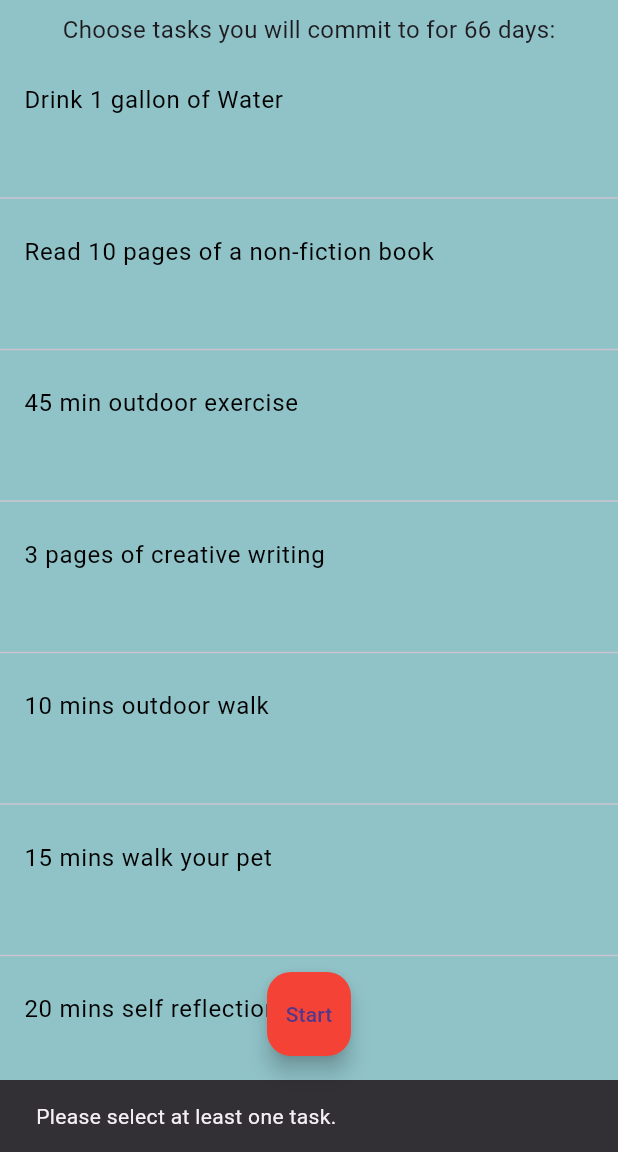
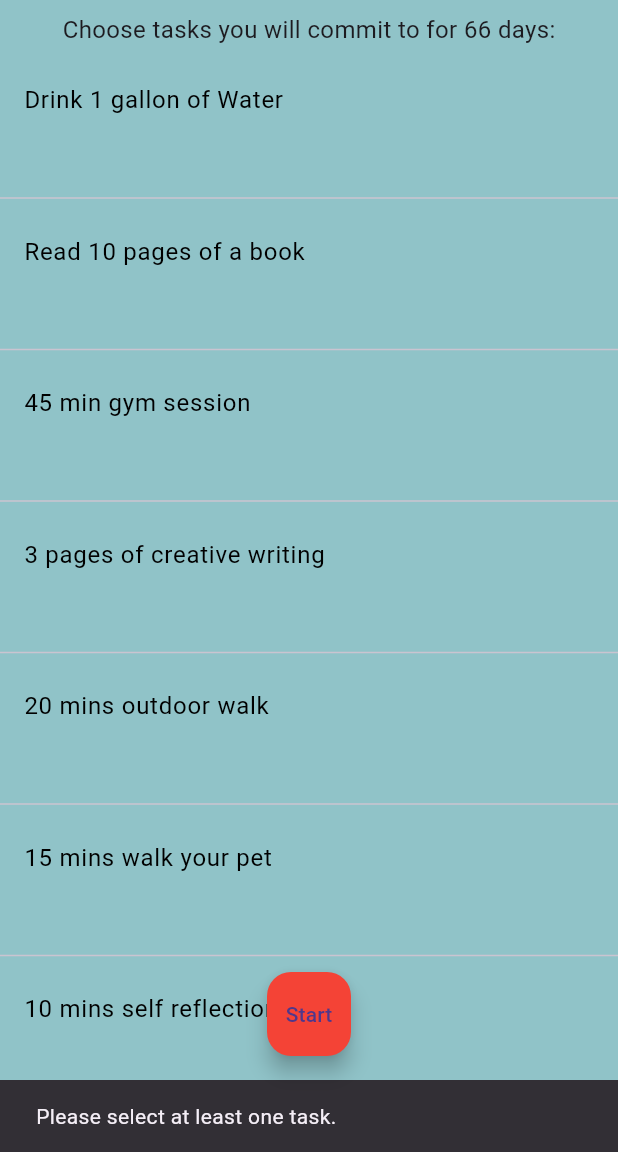
Before and after one commit to AugustanaCSC490Spring2024/Osprey, a Flutter app: the EditNewUserPage screen opened directly, after a tap on "Start", on a phone screen of 412 x 824 dp, the part 84-1236 px from its top. Run offline on Flutter 3.47's test engine with Material 3 defaults, Android fonts, the phone set to English and light mode, and no system bars; our stand-ins replace cloud_firestore, firebase_auth, firebase_core, table_calendar; accounts and stored records are empty.

```diff
--- a/transform66/lib/pages/edit_new_user_page.dart
+++ b/transform66/lib/pages/edit_new_user_page.dart
@@ -4,8 +4,24 @@ import 'package:flutter/material.dart';
 import 'package:transform66/firestore_actions/tasks_firestore.dart';
 import 'package:transform66/pages/page_view.dart';
 
-class EditNewUserPage extends StatelessWidget {
-  const EditNewUserPage({Key? key}) : super(key: key);
+class EditNewUserPage extends StatefulWidget {
+  const EditNewUserPage({super.key});
+
+  @override
+  _EditNewUserPageState createState() => _EditNewUserPageState();
+}
+
+class _EditNewUserPageState extends State<EditNewUserPage> {
+  List<String> selectedTasks = [];
+  List<String> tasks = [
+    'Drink 1 gallon of Water',
+    'Read 10 pages of a book',
+    '45 min gym session',
+    '3 pages of creative writing',
+    '20 mins outdoor walk',
+    '15 mins walk your pet',
+    '10 mins self reflection',
+  ];
 
   @override
   Widget build(BuildContext context) {
@@ -13,12 +29,9 @@ class EditNewUserPage extends StatelessWidget {
       appBar: AppBar(
         title: const Text(
           'Transform66',
-          style: TextStyle(
-            color: Colors.black,
-            fontSize: 24
-          ),
+          style: TextStyle(color: Colors.black, fontSize: 24),
         ),
-        backgroundColor: Colors.teal
+        backgroundColor: Colors.teal,
       ),
       body: Column(
         crossAxisAlignment: CrossAxisAlignment.start,
@@ -28,42 +41,23 @@ class EditNewUserPage extends StatelessWidget {
               padding: EdgeInsets.all(8.0),
               child: Text(
                 'Choose tasks you will commit to for 66 days:',
-                style: TextStyle(
-                  fontSize: 16,
-                ),
+                style: TextStyle(fontSize: 16),
               ),
             ),
           ),
-          const Expanded(
+          Expanded(
             child: Scrollbar(
               child: SingleChildScrollView(
                 child: SizedBox(
                   width: 950,
                   child: Column(
                     mainAxisAlignment: MainAxisAlignment.center,
-                    children: [
-                      TaskWidget(
-                        taskName: 'Drink 1 gallon of Water',
-                      ),
-                      TaskWidget(
-                        taskName: 'Read 10 pages of a non-fiction book',
-                      ),
-                      TaskWidget(
-                        taskName: '45 min outdoor exercise',
-                      ),
-                      TaskWidget(
-                        taskName: '3 pages of creative writing',
-                      ),
-                      TaskWidget(
-                        taskName: '10 mins outdoor walk',
-                      ),
-                      TaskWidget(
-                        taskName: '15 mins walk your pet',
-                      ),
-                      TaskWidget(
-                        taskName: '20 mins self reflection',
-                      ),
-                    ],
+                    children: tasks
+                        .map((taskName) => TaskWidget(
+                              taskName: taskName,
+                              onSelectionChanged: _onSelectionChanged,
+                            ))
+                        .toList(),
                   ),
                 ),
               ),
@@ -75,9 +69,7 @@ class EditNewUserPage extends StatelessWidget {
               onPressed: () => _showAddTaskDialog(context),
               style: ButtonStyle(
                 textStyle: MaterialStateProperty.all(
-                  const TextStyle(
-                    fontSize: 10,
-                  ),
+                  const TextStyle(fontSize: 10),
                 ),
               ),
               child: const Text(
@@ -93,7 +85,7 @@ class EditNewUserPage extends StatelessWidget {
       ),
       floatingActionButton: FloatingActionButton(
         onPressed: () async {
-          if (TaskWidget.selectedTasks.isEmpty) {
+          if (selectedTasks.isEmpty) {
             // Show error message
             ScaffoldMessenger.of(context).showSnackBar(
               const SnackBar(
@@ -105,7 +97,7 @@ class EditNewUserPage extends StatelessWidget {
             Navigator.pushReplacement(
               context,
               MaterialPageRoute(
-                builder: (context) => PageViewHelper(),
+                builder: (context) => const PageViewHelper(),
               ),
             );
           }
@@ -142,10 +134,11 @@ class EditNewUserPage extends StatelessWidget {
             ),
             TextButton(
               onPressed: () {
-                // Add the new task
                 if (newTaskName.isNotEmpty) {
+                  setState(() {
+                    tasks.add(newTaskName);
+                  });
                   Navigator.of(context).pop();
-                  TaskWidget.selectedTasks.add(newTaskName);
                   ScaffoldMessenger.of(context).showSnackBar(
                     SnackBar(
                       content: Text('Task added: $newTaskName'),
@@ -161,28 +154,38 @@ class EditNewUserPage extends StatelessWidget {
     );
   }
 
+  void _onSelectionChanged(String taskName, bool isSelected) {
+    setState(() {
+      if (isSelected) {
+        selectedTasks.add(taskName);
+      } else {
+        selectedTasks.remove(taskName);
+      }
+    });
+  }
+
   Future<void> addUserDetails() async {
-    List<String> selectedTasks = TaskWidget.selectedTasks;
-
     final TasksFirestoreService tfs = TasksFirestoreService();
 
     tfs.addTasks(selectedTasks);
 
-    // Add user details to Firestore
-    await FirebaseFirestore.instance.collection('users').doc(FirebaseAuth.instance.currentUser!.email).set({
-      'first_day':DateTime.now(),
-      'last_day':DateTime.now().add(const Duration(days: 66)),
+    await FirebaseFirestore.instance
+        .collection('users')
+        .doc(FirebaseAuth.instance.currentUser!.email)
+        .set({
+      'first_day': DateTime.now(),
+      'last_day': DateTime.now().add(const Duration(days: 66)),
     });
   }
 }
 
 class TaskWidget extends StatefulWidget {
   final String taskName;
-
-  static List<String> selectedTasks = [];
+  final Function(String, bool) onSelectionChanged;
 
   const TaskWidget({
     required this.taskName,
+    required this.onSelectionChanged,
     Key? key,
   }) : super(key: key);
 
@@ -204,11 +207,7 @@ class _TaskWidgetState extends State<TaskWidget> {
             onTap: () {
               setState(() {
                 _isSelected = !_isSelected;
-                if (_isSelected) {
-                  TaskWidget.selectedTasks.add(widget.taskName);
-                } else {
-                  TaskWidget.selectedTasks.remove(widget.taskName);
-                }
+                widget.onSelectionChanged(widget.taskName, _isSelected);
               });
             },
             tileColor: _isSelected ? Colors.grey[300] : Colors.transparent,
```
